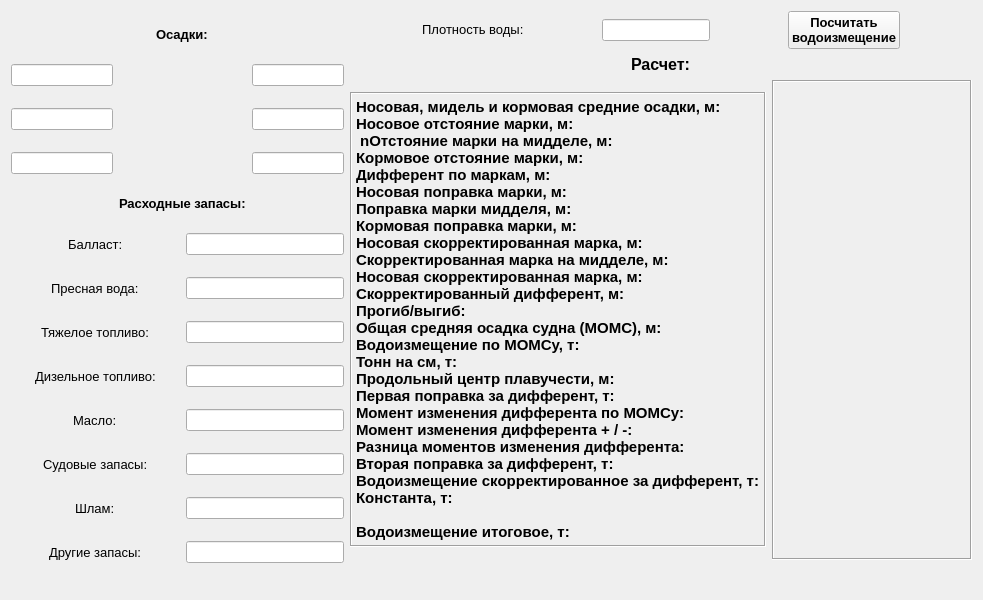
tungyr/itmo-ships-draft-survey-programm, file ui/ui_bealuna_rus.ui: the form before one commit.
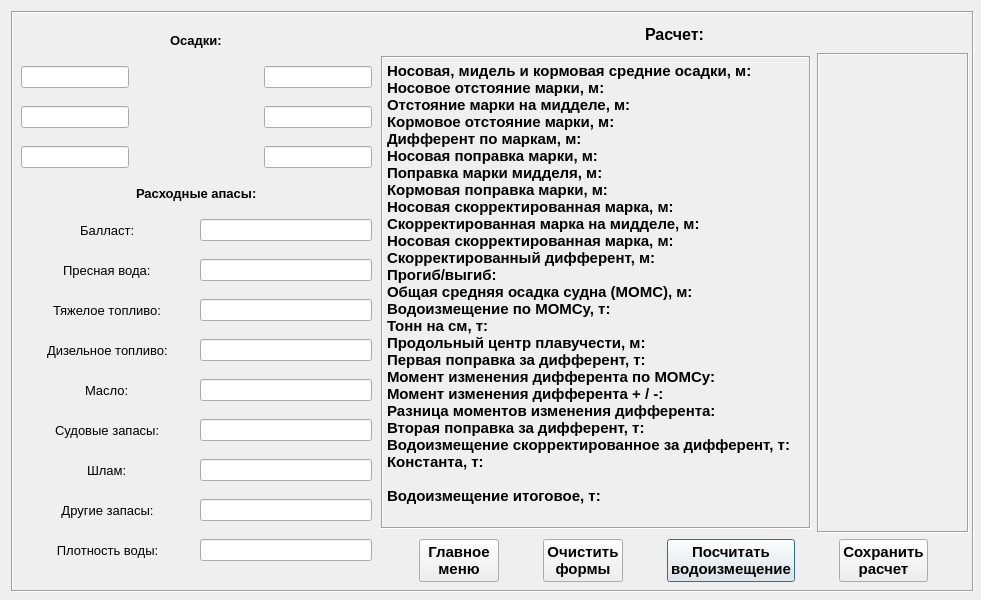
The form after the commit. Icons and pictures are not drawn.

Commit message: Revised bealuna eng and rus ui

Patch:
```diff
--- a/ui/ui_bealuna_rus.ui
+++ b/ui/ui_bealuna_rus.ui
@@ -6,13 +6,19 @@
    <rect>
     <x>0</x>
     <y>0</y>
-    <width>983</width>
+    <width>981</width>
     <height>600</height>
    </rect>
   </property>
+  <property name="sizePolicy">
+   <sizepolicy hsizetype="Minimum" vsizetype="Preferred">
+    <horstretch>0</horstretch>
+    <verstretch>0</verstretch>
+   </sizepolicy>
+  </property>
   <property name="minimumSize">
    <size>
-    <width>800</width>
+    <width>981</width>
     <height>600</height>
    </size>
   </property>
@@ -20,31 +26,73 @@
    <string>Расчет водоизмещения HC Bea-Luna</string>
   </property>
   <layout class="QGridLayout" name="gridLayout_3">
-   <item row="0" column="0" rowspan="2">
-    <layout class="QGridLayout" name="gridLayout">
-     <item row="12" column="2" colspan="2">
-      <widget class="QLineEdit" name="other_f">
-       <property name="alignment">
-        <set>Qt::AlignCenter</set>
-       </property>
-      </widget>
-     </item>
-     <item row="11" column="2" colspan="2">
-      <widget class="QLineEdit" name="sludge_f">
+   <item row="1" column="1">
+    <widget class="QFrame" name="frame">
+     <property name="minimumSize">
+      <size>
+       <width>963</width>
+       <height>581</height>
+      </size>
+     </property>
+     <property name="frameShape">
+      <enum>QFrame::Box</enum>
+     </property>
+     <property name="frameShadow">
+      <enum>QFrame::Sunken</enum>
+     </property>
+     <widget class="QWidget" name="layoutWidget">
+      <property name="geometry">
+       <rect>
+        <x>10</x>
+        <y>10</y>
+        <width>351</width>
+        <height>561</height>
+       </rect>
+      </property>
+      <layout class="QGridLayout" name="gridLayout_2">
+       <property name="sizeConstraint">
+        <enum>QLayout::SetDefaultConstraint</enum>
+       </property>
+       <item row="13" column="2" colspan="2">
+        <widget class="QLineEdit" name="dens_f">
+         <property name="sizePolicy">
+          <sizepolicy hsizetype="Minimum" vsizetype="Fixed">
+           <horstretch>0</horstretch>
+           <verstretch>0</verstretch>
+          </sizepolicy>
+         </property>
+         <property name="minimumSize">
+          <size>
+           <width>50</width>
+           <height>20</height>
+          </size>
+         </property>
        <property name="alignment">
         <set>Qt::AlignCenter</set>
        </property>
       </widget>
      </item>
-     <item row="10" column="2" colspan="2">
-      <widget class="QLineEdit" name="slops_f">
+       <item row="8" column="2" colspan="2">
+        <widget class="QLineEdit" name="mgo_f">
+         <property name="sizePolicy">
+          <sizepolicy hsizetype="Minimum" vsizetype="Fixed">
+           <horstretch>0</horstretch>
+           <verstretch>0</verstretch>
+          </sizepolicy>
+         </property>
+         <property name="minimumSize">
+          <size>
+           <width>50</width>
+           <height>20</height>
+          </size>
+         </property>
        <property name="alignment">
         <set>Qt::AlignCenter</set>
        </property>
       </widget>
      </item>
-     <item row="6" column="0" colspan="2" alignment="Qt::AlignHCenter">
-      <widget class="QLabel" name="fw_l">
+       <item row="11" column="0" colspan="2" alignment="Qt::AlignHCenter">
+        <widget class="QLabel" name="sludge_l">
        <property name="font">
         <font>
          <family>Tahoma</family>
@@ -52,14 +100,7 @@
         </font>
        </property>
        <property name="text">
-        <string>Пресная вода:</string>
-       </property>
-      </widget>
-     </item>
-     <item row="5" column="2" colspan="2">
-      <widget class="QLineEdit" name="ballast_f">
-       <property name="alignment">
-        <set>Qt::AlignCenter</set>
+          <string>Шлам:</string>
        </property>
       </widget>
      </item>
@@ -76,36 +117,49 @@
        </property>
       </widget>
      </item>
-     <item row="9" column="2" colspan="2">
-      <widget class="QLineEdit" name="lo_f">
-       <property name="alignment">
-        <set>Qt::AlignCenter</set>
-       </property>
-      </widget>
-     </item>
-     <item row="7" column="2" colspan="2">
-      <widget class="QLineEdit" name="hfo_f">
-       <property name="alignment">
-        <set>Qt::AlignCenter</set>
-       </property>
-      </widget>
-     </item>
-     <item row="8" column="2" colspan="2">
-      <widget class="QLineEdit" name="mgo_f">
+       <item row="3" column="0">
+        <widget class="QLineEdit" name="A_ps_line">
+         <property name="sizePolicy">
+          <sizepolicy hsizetype="Minimum" vsizetype="Fixed">
+           <horstretch>0</horstretch>
+           <verstretch>0</verstretch>
+          </sizepolicy>
+         </property>
+         <property name="minimumSize">
+          <size>
+           <width>50</width>
+           <height>20</height>
+          </size>
+         </property>
+         <property name="toolTip">
+          <string>&lt;html&gt;&lt;head/&gt;&lt;body&gt;&lt;p align=&quot;center&quot;&gt;&lt;span style=&quot; font-family:'Consolas'; color:#6a8759;&quot;&gt;Applicable draft values only: 2 - 7.8&lt;/span&gt;&lt;/p&gt;&lt;/body&gt;&lt;/html&gt;</string>
+         </property>
        <property name="alignment">
         <set>Qt::AlignCenter</set>
        </property>
       </widget>
      </item>
-     <item row="6" column="2" colspan="2">
-      <widget class="QLineEdit" name="fw_f">
+       <item row="5" column="2" colspan="2">
+        <widget class="QLineEdit" name="ballast_f">
+         <property name="sizePolicy">
+          <sizepolicy hsizetype="Minimum" vsizetype="Fixed">
+           <horstretch>0</horstretch>
+           <verstretch>0</verstretch>
+          </sizepolicy>
+         </property>
+         <property name="minimumSize">
+          <size>
+           <width>50</width>
+           <height>20</height>
+          </size>
+         </property>
        <property name="alignment">
         <set>Qt::AlignCenter</set>
        </property>
       </widget>
      </item>
-     <item row="10" column="0" colspan="2" alignment="Qt::AlignHCenter">
-      <widget class="QLabel" name="slops_l">
+       <item row="6" column="0" colspan="2" alignment="Qt::AlignHCenter">
+        <widget class="QLabel" name="fw_l">
        <property name="font">
         <font>
          <family>Tahoma</family>
@@ -113,44 +167,12 @@
         </font>
        </property>
        <property name="text">
-        <string>Судовые запасы:</string>
-       </property>
-      </widget>
-     </item>
-     <item row="2" column="0">
-      <widget class="QLineEdit" name="M_ps_line">
-       <property name="sizePolicy">
-        <sizepolicy hsizetype="Preferred" vsizetype="Fixed">
-         <horstretch>0</horstretch>
-         <verstretch>0</verstretch>
-        </sizepolicy>
-       </property>
-       <property name="alignment">
-        <set>Qt::AlignCenter</set>
-       </property>
-      </widget>
-     </item>
-     <item row="1" column="3">
-      <widget class="QLineEdit" name="F_ss_line">
-       <property name="sizePolicy">
-        <sizepolicy hsizetype="Preferred" vsizetype="Fixed">
-         <horstretch>0</horstretch>
-         <verstretch>0</verstretch>
-        </sizepolicy>
-       </property>
-       <property name="minimumSize">
-        <size>
-         <width>0</width>
-         <height>0</height>
-        </size>
-       </property>
-       <property name="alignment">
-        <set>Qt::AlignCenter</set>
+          <string>Пресная вода:</string>
        </property>
       </widget>
      </item>
      <item row="4" column="1" colspan="2" alignment="Qt::AlignHCenter">
-      <widget class="QLabel" name="label_10">
+        <widget class="QLabel" name="label_stores">
        <property name="sizePolicy">
         <sizepolicy hsizetype="Preferred" vsizetype="Maximum">
          <horstretch>0</horstretch>
@@ -169,15 +191,34 @@
         <enum>Qt::LeftToRight</enum>
        </property>
        <property name="text">
-        <string>Расходные запасы:</string>
+          <string>Расходные апасы:</string>
        </property>
        <property name="alignment">
         <set>Qt::AlignLeading|Qt::AlignLeft|Qt::AlignVCenter</set>
        </property>
       </widget>
      </item>
+       <item row="9" column="2" colspan="2">
+        <widget class="QLineEdit" name="lo_f">
+         <property name="sizePolicy">
+          <sizepolicy hsizetype="Minimum" vsizetype="Fixed">
+           <horstretch>0</horstretch>
+           <verstretch>0</verstretch>
+          </sizepolicy>
+         </property>
+         <property name="minimumSize">
+          <size>
+           <width>50</width>
+           <height>20</height>
+          </size>
+         </property>
+         <property name="alignment">
+          <set>Qt::AlignCenter</set>
+         </property>
+        </widget>
+       </item>
      <item row="1" column="1" rowspan="3" colspan="2">
-      <widget class="QLabel" name="ship">
+        <widget class="QLabel" name="ship_lbl">
        <property name="text">
         <string/>
        </property>
@@ -210,39 +251,47 @@
        </property>
       </widget>
      </item>
+       <item row="1" column="3">
+        <widget class="QLineEdit" name="F_ss_line">
+         <property name="sizePolicy">
+          <sizepolicy hsizetype="Minimum" vsizetype="Fixed">
+           <horstretch>0</horstretch>
+           <verstretch>0</verstretch>
+          </sizepolicy>
+         </property>
+         <property name="minimumSize">
+          <size>
+           <width>50</width>
+           <height>20</height>
+          </size>
+         </property>
+         <property name="toolTip">
+          <string>&lt;html&gt;&lt;head/&gt;&lt;body&gt;&lt;pre align=&quot;center&quot; style=&quot; margin-top:12px; margin-bottom:12px; margin-left:0px; margin-right:0px; -qt-block-indent:0; text-indent:0px; background-color:#2b2b2b;&quot;&gt;&lt;span style=&quot; font-family:'Consolas'; color:#6a8759;&quot;&gt;Applicable draft values only: 2 - 7.8&lt;/span&gt;&lt;/pre&gt;&lt;/body&gt;&lt;/html&gt;</string>
+         </property>
+         <property name="alignment">
+          <set>Qt::AlignCenter</set>
+         </property>
+        </widget>
+       </item>
      <item row="1" column="0">
       <widget class="QLineEdit" name="F_ps_line">
-       <property name="sizePolicy">
-        <sizepolicy hsizetype="Preferred" vsizetype="Fixed">
-         <horstretch>0</horstretch>
-         <verstretch>0</verstretch>
-        </sizepolicy>
-       </property>
-       <property name="alignment">
-        <set>Qt::AlignCenter</set>
-       </property>
-      </widget>
-     </item>
-     <item row="3" column="3">
-      <widget class="QLineEdit" name="A_ss_line">
+         <property name="enabled">
+          <bool>true</bool>
+         </property>
        <property name="sizePolicy">
-        <sizepolicy hsizetype="Preferred" vsizetype="Fixed">
+          <sizepolicy hsizetype="Minimum" vsizetype="Fixed">
          <horstretch>0</horstretch>
          <verstretch>0</verstretch>
         </sizepolicy>
        </property>
-       <property name="alignment">
-        <set>Qt::AlignCenter</set>
-       </property>
-      </widget>
-     </item>
-     <item row="3" column="0">
-      <widget class="QLineEdit" name="A_ps_line">
-       <property name="sizePolicy">
-        <sizepolicy hsizetype="Preferred" vsizetype="Fixed">
-         <horstretch>0</horstretch>
-         <verstretch>0</verstretch>
-        </sizepolicy>
+         <property name="minimumSize">
+          <size>
+           <width>50</width>
+           <height>20</height>
+          </size>
+         </property>
+         <property name="toolTip">
+          <string>&lt;html&gt;&lt;head/&gt;&lt;body&gt;&lt;pre align=&quot;center&quot; style=&quot; margin-top:12px; margin-bottom:12px; margin-left:0px; margin-right:0px; -qt-block-indent:0; text-indent:0px; background-color:#2b2b2b;&quot;&gt;&lt;span style=&quot; font-family:'Consolas'; color:#6a8759;&quot;&gt;Applicable draft values only: 2 - 7.8&lt;/span&gt;&lt;/pre&gt;&lt;/body&gt;&lt;/html&gt;</string>
        </property>
        <property name="alignment">
         <set>Qt::AlignCenter</set>
@@ -252,16 +301,57 @@
      <item row="2" column="3">
       <widget class="QLineEdit" name="M_ss_line">
        <property name="sizePolicy">
-        <sizepolicy hsizetype="Preferred" vsizetype="Fixed">
+          <sizepolicy hsizetype="Minimum" vsizetype="Fixed">
          <horstretch>0</horstretch>
          <verstretch>0</verstretch>
         </sizepolicy>
        </property>
+         <property name="minimumSize">
+          <size>
+           <width>50</width>
+           <height>20</height>
+          </size>
+         </property>
+         <property name="toolTip">
+          <string>&lt;html&gt;&lt;head/&gt;&lt;body&gt;&lt;p align=&quot;center&quot;&gt;&lt;span style=&quot; font-family:'Consolas'; color:#000000;&quot;&gt;Applicable draft values only: 2 - 7.8&lt;/span&gt;&lt;/p&gt;&lt;/body&gt;&lt;/html&gt;</string>
+         </property>
        <property name="alignment">
         <set>Qt::AlignCenter</set>
        </property>
       </widget>
      </item>
+       <item row="7" column="2" colspan="2">
+        <widget class="QLineEdit" name="hfo_f">
+         <property name="sizePolicy">
+          <sizepolicy hsizetype="Minimum" vsizetype="Fixed">
+           <horstretch>0</horstretch>
+           <verstretch>0</verstretch>
+          </sizepolicy>
+         </property>
+         <property name="minimumSize">
+          <size>
+           <width>50</width>
+           <height>20</height>
+          </size>
+         </property>
+         <property name="alignment">
+          <set>Qt::AlignCenter</set>
+         </property>
+        </widget>
+       </item>
+       <item row="10" column="0" colspan="2" alignment="Qt::AlignHCenter">
+        <widget class="QLabel" name="slops_l">
+         <property name="font">
+          <font>
+           <family>Tahoma</family>
+           <pointsize>10</pointsize>
+          </font>
+         </property>
+         <property name="text">
+          <string>Судовые запасы:</string>
+         </property>
+        </widget>
+       </item>
      <item row="5" column="0" colspan="2" alignment="Qt::AlignHCenter">
       <widget class="QLabel" name="ballast_l">
        <property name="font">
@@ -275,8 +365,33 @@
        </property>
       </widget>
      </item>
+       <item row="11" column="2" colspan="2">
+        <widget class="QLineEdit" name="sludge_f">
+         <property name="sizePolicy">
+          <sizepolicy hsizetype="Minimum" vsizetype="Fixed">
+           <horstretch>0</horstretch>
+           <verstretch>0</verstretch>
+          </sizepolicy>
+         </property>
+         <property name="minimumSize">
+          <size>
+           <width>50</width>
+           <height>20</height>
+          </size>
+         </property>
+         <property name="alignment">
+          <set>Qt::AlignCenter</set>
+         </property>
+        </widget>
+       </item>
      <item row="8" column="0" colspan="2" alignment="Qt::AlignHCenter">
       <widget class="QLabel" name="mgo_l">
+         <property name="sizePolicy">
+          <sizepolicy hsizetype="MinimumExpanding" vsizetype="Preferred">
+           <horstretch>0</horstretch>
+           <verstretch>0</verstretch>
+          </sizepolicy>
+         </property>
        <property name="font">
         <font>
          <family>Tahoma</family>
@@ -301,44 +416,149 @@
        </property>
       </widget>
      </item>
-     <item row="11" column="0" colspan="2" alignment="Qt::AlignHCenter">
-      <widget class="QLabel" name="sludge_l">
-       <property name="font">
-        <font>
-         <family>Tahoma</family>
-         <pointsize>10</pointsize>
-        </font>
-       </property>
-       <property name="text">
-        <string>Шлам:</string>
-       </property>
-      </widget>
-     </item>
-     <item row="12" column="0" colspan="2" alignment="Qt::AlignHCenter">
+       <item row="6" column="2" colspan="2">
+        <widget class="QLineEdit" name="fw_f">
+         <property name="sizePolicy">
+          <sizepolicy hsizetype="Minimum" vsizetype="Fixed">
+           <horstretch>0</horstretch>
+           <verstretch>0</verstretch>
+          </sizepolicy>
+         </property>
+         <property name="minimumSize">
+          <size>
+           <width>50</width>
+           <height>20</height>
+          </size>
+         </property>
+         <property name="alignment">
+          <set>Qt::AlignCenter</set>
+         </property>
+        </widget>
+       </item>
+       <item row="3" column="3">
+        <widget class="QLineEdit" name="A_ss_line">
+         <property name="sizePolicy">
+          <sizepolicy hsizetype="Minimum" vsizetype="Fixed">
+           <horstretch>0</horstretch>
+           <verstretch>0</verstretch>
+          </sizepolicy>
+         </property>
+         <property name="minimumSize">
+          <size>
+           <width>50</width>
+           <height>20</height>
+          </size>
+         </property>
+         <property name="toolTip">
+          <string>&lt;html&gt;&lt;head/&gt;&lt;body&gt;&lt;p align=&quot;center&quot;&gt;&lt;span style=&quot; font-family:'Consolas'; color:#6a8759;&quot;&gt;Applicable draft values only: 2 - 7.8&lt;/span&gt;&lt;/p&gt;&lt;/body&gt;&lt;/html&gt;</string>
+         </property>
+         <property name="alignment">
+          <set>Qt::AlignCenter</set>
+         </property>
+        </widget>
+       </item>
+       <item row="2" column="0">
+        <widget class="QLineEdit" name="M_ps_line">
+         <property name="sizePolicy">
+          <sizepolicy hsizetype="Minimum" vsizetype="Fixed">
+           <horstretch>0</horstretch>
+           <verstretch>0</verstretch>
+          </sizepolicy>
+         </property>
+         <property name="minimumSize">
+          <size>
+           <width>50</width>
+           <height>20</height>
+          </size>
+         </property>
+         <property name="toolTip">
+          <string>&lt;html&gt;&lt;head/&gt;&lt;body&gt;&lt;p align=&quot;center&quot;&gt;&lt;span style=&quot; font-family:'Consolas'; color:#6a8759;&quot;&gt;Applicable draft values only: 2 - 7.8&lt;/span&gt;&lt;/p&gt;&lt;/body&gt;&lt;/html&gt;</string>
+         </property>
+         <property name="alignment">
+          <set>Qt::AlignCenter</set>
+         </property>
+        </widget>
+       </item>
+       <item row="10" column="2" colspan="2">
+        <widget class="QLineEdit" name="slops_f">
+         <property name="sizePolicy">
+          <sizepolicy hsizetype="Minimum" vsizetype="Fixed">
+           <horstretch>0</horstretch>
+           <verstretch>0</verstretch>
+          </sizepolicy>
+         </property>
+         <property name="minimumSize">
+          <size>
+           <width>50</width>
+           <height>20</height>
+          </size>
+         </property>
+         <property name="alignment">
+          <set>Qt::AlignCenter</set>
+         </property>
+        </widget>
+       </item>
+       <item row="12" column="2" colspan="2">
+        <widget class="QLineEdit" name="other_f">
+         <property name="sizePolicy">
+          <sizepolicy hsizetype="Minimum" vsizetype="Fixed">
+           <horstretch>0</horstretch>
+           <verstretch>0</verstretch>
+          </sizepolicy>
+         </property>
+         <property name="minimumSize">
+          <size>
+           <width>50</width>
+           <height>20</height>
+          </size>
+         </property>
+         <property name="alignment">
+          <set>Qt::AlignCenter</set>
+         </property>
+        </widget>
+       </item>
+       <item row="12" column="0" colspan="2">
       <widget class="QLabel" name="other_l">
+         <property name="minimumSize">
+          <size>
+           <width>50</width>
+           <height>0</height>
+          </size>
+         </property>
        <property name="font">
         <font>
          <family>Tahoma</family>
          <pointsize>10</pointsize>
         </font>
        </property>
+         <property name="layoutDirection">
+          <enum>Qt::LeftToRight</enum>
+         </property>
+         <property name="autoFillBackground">
+          <bool>false</bool>
+         </property>
        <property name="text">
         <string>Другие запасы:</string>
        </property>
-      </widget>
-     </item>
-    </layout>
-   </item>
-   <item row="0" column="1">
-    <layout class="QHBoxLayout" name="horizontalLayout_2">
-     <item>
+         <property name="alignment">
+          <set>Qt::AlignCenter</set>
+         </property>
+        </widget>
+       </item>
+       <item row="13" column="0" colspan="2">
       <widget class="QLabel" name="dens_l">
        <property name="sizePolicy">
-        <sizepolicy hsizetype="Maximum" vsizetype="Maximum">
+          <sizepolicy hsizetype="MinimumExpanding" vsizetype="Minimum">
          <horstretch>0</horstretch>
          <verstretch>0</verstretch>
         </sizepolicy>
        </property>
+         <property name="minimumSize">
+          <size>
+           <width>50</width>
+           <height>0</height>
+          </size>
+         </property>
        <property name="font">
         <font>
          <family>Tahoma</family>
@@ -348,25 +568,88 @@
        <property name="text">
         <string>Плотность воды:</string>
        </property>
-      </widget>
-     </item>
-     <item>
-      <widget class="QLineEdit" name="dens_f">
-       <property name="sizePolicy">
-        <sizepolicy hsizetype="Maximum" vsizetype="Fixed">
-         <horstretch>0</horstretch>
-         <verstretch>0</verstretch>
-        </sizepolicy>
+         <property name="scaledContents">
+          <bool>false</bool>
        </property>
        <property name="alignment">
         <set>Qt::AlignCenter</set>
+         </property>
+         <property name="wordWrap">
+          <bool>false</bool>
+         </property>
+         <property name="openExternalLinks">
+          <bool>false</bool>
+         </property>
+        </widget>
+       </item>
+      </layout>
+     </widget>
+     <widget class="QWidget" name="layoutWidget_2">
+      <property name="geometry">
+       <rect>
+        <x>370</x>
+        <y>10</y>
+        <width>588</width>
+        <height>561</height>
+       </rect>
+      </property>
+      <layout class="QGridLayout" name="gridLayout_4">
+       <property name="sizeConstraint">
+        <enum>QLayout::SetDefaultConstraint</enum>
+       </property>
+       <item row="4" column="0" colspan="2">
+        <layout class="QHBoxLayout" name="horizontalLayout_3">
+         <item>
+          <widget class="QPushButton" name="main_menu">
+           <property name="sizePolicy">
+            <sizepolicy hsizetype="Maximum" vsizetype="Maximum">
+             <horstretch>0</horstretch>
+             <verstretch>0</verstretch>
+            </sizepolicy>
+           </property>
+           <property name="font">
+            <font>
+             <family>Tahoma</family>
+             <pointsize>11</pointsize>
+             <weight>75</weight>
+             <bold>true</bold>
+            </font>
+           </property>
+           <property name="text">
+            <string>Главное
+меню</string>
+           </property>
+          </widget>
+         </item>
+         <item>
+          <widget class="QPushButton" name="clear">
+           <property name="sizePolicy">
+            <sizepolicy hsizetype="Maximum" vsizetype="Maximum">
+             <horstretch>0</horstretch>
+             <verstretch>0</verstretch>
+            </sizepolicy>
+           </property>
+           <property name="font">
+            <font>
+             <family>Tahoma</family>
+             <pointsize>11</pointsize>
+             <weight>75</weight>
+             <bold>true</bold>
+            </font>
+           </property>
+           <property name="text">
+            <string>Очистить
+формы</string>
        </property>
       </widget>
      </item>
      <item>
       <widget class="QPushButton" name="countBtn">
+           <property name="enabled">
+            <bool>true</bool>
+           </property>
        <property name="sizePolicy">
-        <sizepolicy hsizetype="Maximum" vsizetype="Maximum">
+            <sizepolicy hsizetype="Fixed" vsizetype="Fixed">
          <horstretch>0</horstretch>
          <verstretch>0</verstretch>
         </sizepolicy>
@@ -374,7 +657,7 @@
        <property name="font">
         <font>
          <family>Tahoma</family>
-         <pointsize>10</pointsize>
+             <pointsize>11</pointsize>
          <weight>75</weight>
          <bold>true</bold>
         </font>
@@ -383,15 +666,41 @@
         <string>Посчитать
 водоизмещение</string>
        </property>
+           <property name="autoDefault">
+            <bool>true</bool>
+           </property>
+           <property name="default">
+            <bool>true</bool>
+           </property>
+           <property name="flat">
+            <bool>false</bool>
+           </property>
+          </widget>
+         </item>
+         <item>
+          <widget class="QPushButton" name="export_2">
+           <property name="sizePolicy">
+            <sizepolicy hsizetype="Fixed" vsizetype="Fixed">
+             <horstretch>0</horstretch>
+             <verstretch>0</verstretch>
+            </sizepolicy>
+           </property>
+           <property name="font">
+            <font>
+             <family>Tahoma</family>
+             <pointsize>11</pointsize>
+             <weight>75</weight>
+             <bold>true</bold>
+            </font>
+           </property>
+           <property name="text">
+            <string>Сохранить 
+расчет</string>
+           </property>
       </widget>
      </item>
     </layout>
    </item>
-   <item row="1" column="1">
-    <layout class="QGridLayout" name="gridLayout_2">
-     <property name="sizeConstraint">
-      <enum>QLayout::SetMinimumSize</enum>
-     </property>
      <item row="0" column="0" colspan="2" alignment="Qt::AlignHCenter">
       <widget class="QLabel" name="result_l">
        <property name="font">
@@ -407,18 +716,57 @@
        </property>
       </widget>
      </item>
-     <item row="1" column="0" alignment="Qt::AlignHCenter">
+       <item row="1" column="1">
+        <widget class="QLabel" name="result">
+         <property name="sizePolicy">
+          <sizepolicy hsizetype="MinimumExpanding" vsizetype="Fixed">
+           <horstretch>0</horstretch>
+           <verstretch>0</verstretch>
+          </sizepolicy>
+         </property>
+         <property name="minimumSize">
+          <size>
+           <width>150</width>
+           <height>480</height>
+          </size>
+         </property>
+         <property name="font">
+          <font>
+           <family>Tahoma</family>
+           <pointsize>11</pointsize>
+           <weight>75</weight>
+           <bold>true</bold>
+          </font>
+         </property>
+         <property name="frameShape">
+          <enum>QFrame::Box</enum>
+         </property>
+         <property name="frameShadow">
+          <enum>QFrame::Sunken</enum>
+         </property>
+         <property name="text">
+          <string/>
+         </property>
+         <property name="scaledContents">
+          <bool>true</bool>
+         </property>
+         <property name="alignment">
+          <set>Qt::AlignHCenter|Qt::AlignTop</set>
+         </property>
+        </widget>
+       </item>
+       <item row="1" column="0">
       <widget class="QLabel" name="result_lables">
        <property name="sizePolicy">
-        <sizepolicy hsizetype="Expanding" vsizetype="Fixed">
+          <sizepolicy hsizetype="Fixed" vsizetype="Fixed">
          <horstretch>0</horstretch>
          <verstretch>0</verstretch>
         </sizepolicy>
        </property>
        <property name="minimumSize">
         <size>
-         <width>0</width>
-         <height>0</height>
+           <width>430</width>
+           <height>473</height>
         </size>
        </property>
        <property name="font">
@@ -438,7 +786,7 @@
        <property name="text">
         <string>Носовая, мидель и кормовая средние осадки, м:
 Носовое отстояние марки, м:
- nОтстояние марки на мидделе, м:
+Отстояние марки на мидделе, м:
 Кормовое отстояние марки, м:
 Дифферент по маркам, м:
 Носовая поправка марки, м:
@@ -468,7 +816,37 @@
        </property>
       </widget>
      </item>
-     <item row="2" column="0">
+      </layout>
+     </widget>
+    </widget>
+   </item>
+   <item row="1" column="2">
+    <spacer name="horizontalSpacer_2">
+     <property name="orientation">
+      <enum>Qt::Horizontal</enum>
+     </property>
+     <property name="sizeHint" stdset="0">
+      <size>
+       <width>40</width>
+       <height>20</height>
+      </size>
+     </property>
+    </spacer>
+   </item>
+   <item row="1" column="0">
+    <spacer name="horizontalSpacer">
+     <property name="orientation">
+      <enum>Qt::Horizontal</enum>
+     </property>
+     <property name="sizeHint" stdset="0">
+      <size>
+       <width>40</width>
+       <height>20</height>
+      </size>
+     </property>
+    </spacer>
+   </item>
+   <item row="0" column="1">
       <spacer name="verticalSpacer">
        <property name="orientation">
         <enum>Qt::Vertical</enum>
@@ -494,45 +872,7 @@
        </property>
       </spacer>
      </item>
-     <item row="1" column="1" alignment="Qt::AlignHCenter">
-      <widget class="QLabel" name="result">
-       <property name="sizePolicy">
-        <sizepolicy hsizetype="MinimumExpanding" vsizetype="Fixed">
-         <horstretch>0</horstretch>
-         <verstretch>0</verstretch>
-        </sizepolicy>
-       </property>
-       <property name="minimumSize">
-        <size>
-         <width>200</width>
-         <height>480</height>
-        </size>
-       </property>
-       <property name="font">
-        <font>
-         <family>Tahoma</family>
-         <pointsize>11</pointsize>
-         <weight>75</weight>
-         <bold>true</bold>
-        </font>
-       </property>
-       <property name="frameShape">
-        <enum>QFrame::Box</enum>
-       </property>
-       <property name="frameShadow">
-        <enum>QFrame::Sunken</enum>
-       </property>
-       <property name="text">
-        <string/>
-       </property>
-       <property name="alignment">
-        <set>Qt::AlignHCenter|Qt::AlignTop</set>
-       </property>
-      </widget>
-     </item>
-    </layout>
-   </item>
-  </layout>
+  </layout>
  </widget>
  <tabstops>
   <tabstop>F_ps_line</tabstop>
```
Left out of the diff: 25 changed lines with no effect on the pictures. Lines whose indentation alone changed are shown as unchanged. The commit also changes 6 other files.
